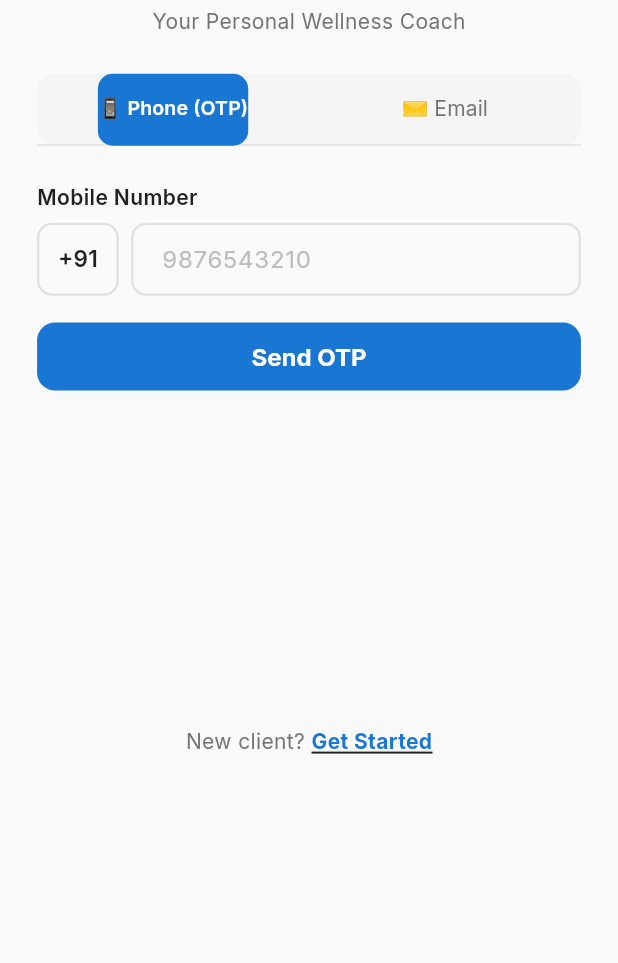
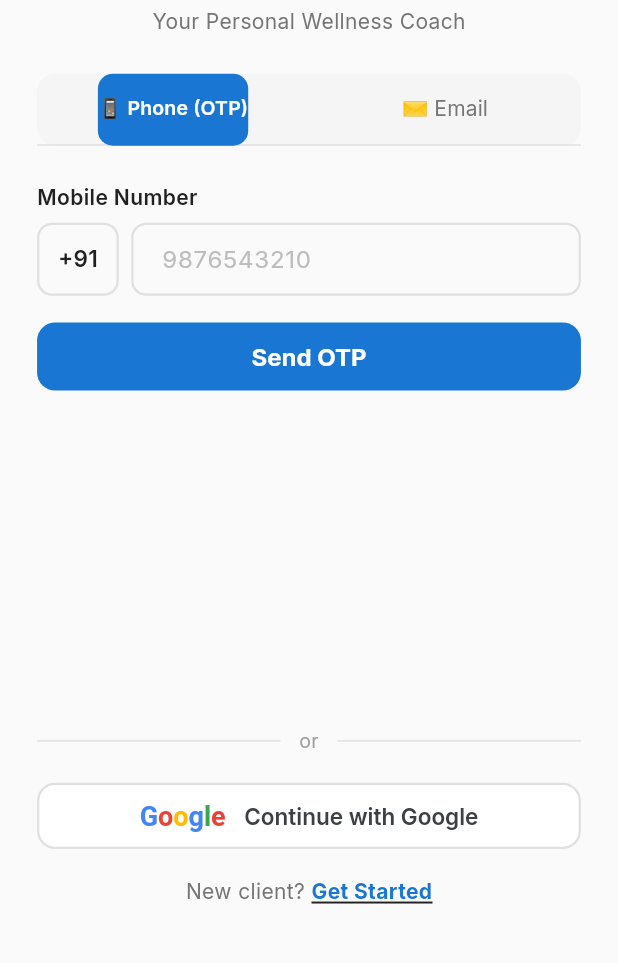
Before and after one commit to vickybh26/dietician_babu, a Flutter app: the screen it shows after launch, on a phone screen of 412 x 824 dp, the part 273-1236 px from its top. Run offline on Flutter 3.47's test engine with Material 3 defaults, Android fonts, the phone set to English and light mode, and no system bars; our stand-ins replace cached_network_image, cloud_firestore, connectivity_plus, firebase_auth, firebase_core, firebase_storage and 7 more; missing offline and left inert: razorpay_flutter; accounts and stored records are empty.

Commit message:
Add Google Sign-In (Continue with Google) to login screen
- pubspec.yaml: add google_sign_in ^6.2.1
- firebase_service.dart: add signInWithGoogle() using GoogleSignIn package;
  update signOut() to also sign out from Google session
- login_screen.dart: add 'Continue with Google' button with coloured Google
  wordmark; add _handleGoogleSignIn() handler that routes correctly after login

⚠️  Setup required after pulling:
1. Run: flutter pub get
2. Firebase Console → Authentication → Sign-in method → enable Google
3. Android: add SHA-1 fingerprint → Project Settings → Your Apps → Add
   fingerprint; re-download google-services.json to android/app/
4. iOS: GoogleService-Info.plist already covers this; add reversed client ID
   as a URL scheme in ios/Runner/Info.plist

Co-Authored-By: Claude Sonnet 4.6 <noreply@anthropic.com>

```diff
--- a/lib/presentation/login_screen/login_screen.dart
+++ b/lib/presentation/login_screen/login_screen.dart
@@ -165,6 +165,22 @@ class _LoginScreenState extends State<LoginScreen>
     }
   }
 
+  // ─── Google Sign-In ─────────────────────────────────────────────────────────
+  Future<void> _handleGoogleSignIn() async {
+    setState(() => _isLoading = true);
+    try {
+      final cred = await FirebaseService.instance.signInWithGoogle();
+      await _afterLogin(cred);
+    } catch (e) {
+      final msg = e.toString().contains('cancelled')
+          ? 'Sign-in cancelled'
+          : 'Google sign-in failed. Please try again.';
+      _showSnack(msg, error: !e.toString().contains('cancelled'));
+    } finally {
+      if (mounted) setState(() => _isLoading = false);
+    }
+  }
+
   // ─── Build ──────────────────────────────────────────────────────────────────
   @override
   Widget build(BuildContext context) {
@@ -212,6 +228,48 @@ class _LoginScreenState extends State<LoginScreen>
                       _buildPhoneTab(),
                       _buildEmailTab(),
                     ],
+                  ),
+                ),
+
+                SizedBox(height: 2.h),
+
+                // ─── Google Sign-In divider ─────────────────────────────
+                Row(children: [
+                  Expanded(child: Divider(color: Colors.grey.shade300)),
+                  Padding(
+                    padding: EdgeInsets.symmetric(horizontal: 3.w),
+                    child: Text('or', style: TextStyle(color: Colors.grey.shade500, fontSize: 13)),
+                  ),
+                  Expanded(child: Divider(color: Colors.grey.shade300)),
+                ]),
+                SizedBox(height: 2.h),
+
+                // ─── Google button ──────────────────────────────────────
+                SizedBox(
+                  width: double.infinity,
+                  child: OutlinedButton(
+                    onPressed: _isLoading ? null : _handleGoogleSignIn,
+                    style: OutlinedButton.styleFrom(
+                      side: BorderSide(color: Colors.grey.shade300, width: 1.5),
+                      padding: EdgeInsets.symmetric(vertical: 1.4.h),
+                      shape: RoundedRectangleBorder(borderRadius: BorderRadius.circular(12)),
+                      backgroundColor: Colors.white,
+                    ),
+                    child: Row(
+                      mainAxisAlignment: MainAxisAlignment.center,
+                      children: [
+                        const _GoogleIcon(),
+                        SizedBox(width: 3.w),
+                        const Text(
+                          'Continue with Google',
+                          style: TextStyle(
+                            color: Color(0xFF3C4043),
+                            fontSize: 15,
+                            fontWeight: FontWeight.w600,
+                          ),
+                        ),
+                      ],
+                    ),
                   ),
                 ),
 
@@ -443,3 +501,26 @@ class _LoginScreenState extends State<LoginScreen>
                 const TextStyle(fontSize: 16, fontWeight: FontWeight.w700)),
       );
 }
+
+// ─── Google coloured "G" icon ────────────────────────────────────────────────
+class _GoogleIcon extends StatelessWidget {
+  const _GoogleIcon();
+
+  @override
+  Widget build(BuildContext context) {
+    // Simple coloured G using RichText — no external assets needed
+    return RichText(
+      text: const TextSpan(
+        style: TextStyle(fontSize: 18, fontWeight: FontWeight.bold, fontFamily: 'sans-serif'),
+        children: [
+          TextSpan(text: 'G', style: TextStyle(color: Color(0xFF4285F4))),
+          TextSpan(text: 'o', style: TextStyle(color: Color(0xFFEA4335))),
+          TextSpan(text: 'o', style: TextStyle(color: Color(0xFFFBBC05))),
+          TextSpan(text: 'g', style: TextStyle(color: Color(0xFF4285F4))),
+          TextSpan(text: 'l', style: TextStyle(color: Color(0xFF34A853))),
+          TextSpan(text: 'e', style: TextStyle(color: Color(0xFFEA4335))),
+        ],
+      ),
+    );
+  }
+}
--- a/pubspec.yaml
+++ b/pubspec.yaml
@@ -37,6 +37,7 @@ dependencies:
   universal_html: ^2.2.4
   google_generative_ai: ^0.4.6
   url_launcher: ^6.3.0
+  google_sign_in: ^6.2.1
 dev_dependencies:
   flutter_test:    # CRITICAL: Required for Flutter project testing - DO NOT REMOVE
     sdk: flutter   # CRITICAL: Required for Flutter project testing - DO NOT REMOVE
```
Also changed, not shown: lib/services/firebase_service.dart (+18 -1 lines).
